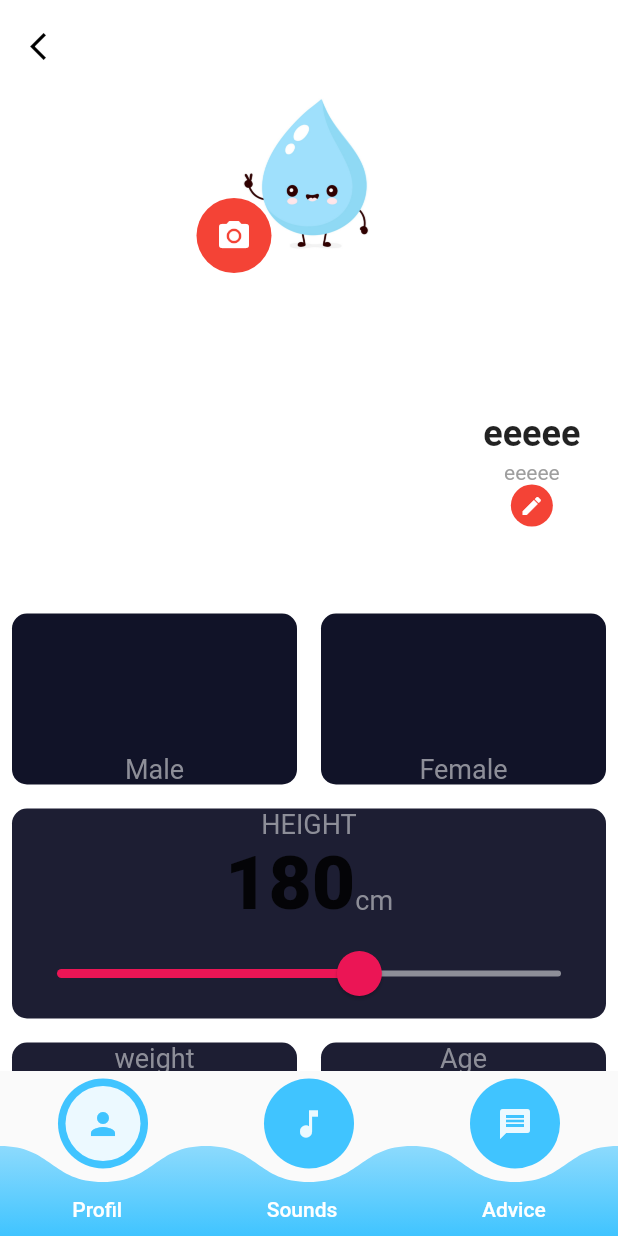
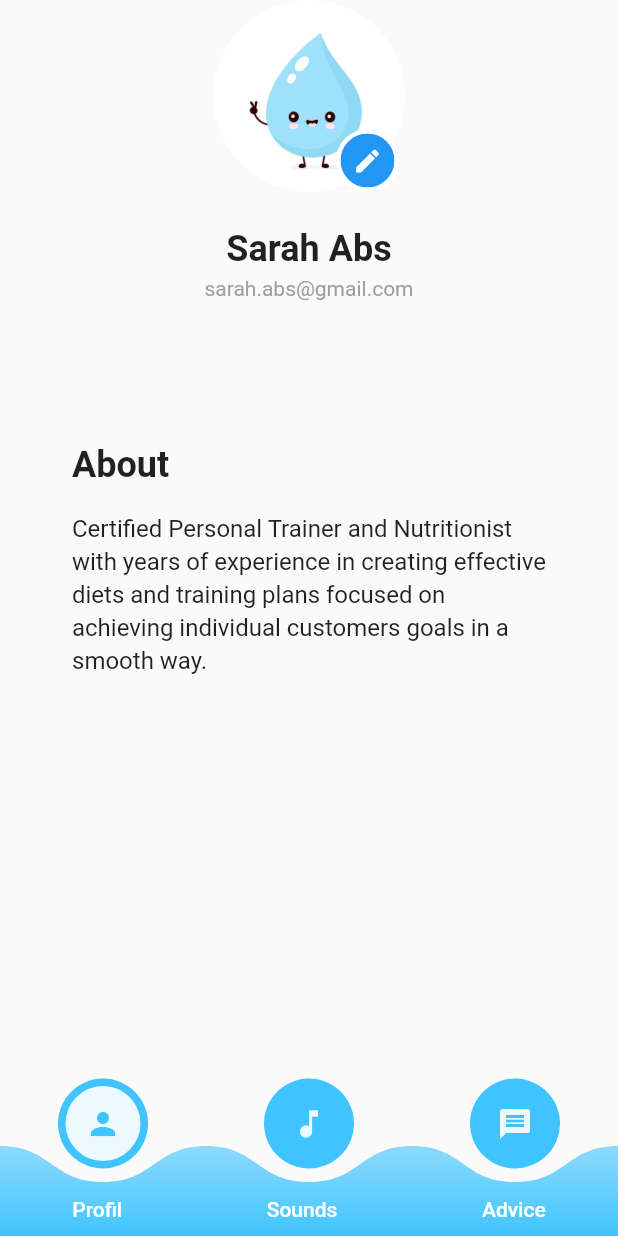
Before and after one commit to samiaChayeb/drink_water, a Flutter app: the screen it shows after launch, on a phone screen of 412 x 824 dp. Run offline on Flutter 3.47's test engine with Material 2 defaults, Android fonts, the phone set to English and light mode, and no system bars; our stand-ins replace font_awesome_flutter, splashscreen; missing offline and left inert: gender_picker.

Commit message:
modif architecture

```diff
--- a/lib/screens/ProfilScreen.dart
+++ /dev/null
@@ -1,459 +0,0 @@
-import 'package:gender_picker/source/enums.dart';
-import 'package:gender_picker/source/gender_picker.dart';
-import 'package:flutter/material.dart';
-import 'package:flutter/cupertino.dart';
-import '../utils/Reusable_card.dart';
-import '../utils/constants.dart';
-import 'package:font_awesome_flutter/font_awesome_flutter.dart';
-import '../utils/Icon_content.dart';
-
-class ProfilScreen extends StatefulWidget {
-
-  @override
-  MapScreenState createState() => MapScreenState();
-}
-
-class MapScreenState extends State<ProfilScreen>
-    with SingleTickerProviderStateMixin {
-  bool _status = true;
-  Gender? selectedGender = Gender.Male;
-  int height = 180;
-  int weight = 40;
-  int age = 15;
-
-  final FocusNode myFocusNode = FocusNode();
-
-  @override
-  void initState() {
-    // TODO: implement initState
-    super.initState();
-  }
-
-  @override
-  Widget build(BuildContext context) {
-    return new Scaffold(
-      body: new Container(
-        color: Colors.white,
-        child: new ListView(
-          children: <Widget>[
-        Column(
-        children: <Widget>[
-          new Container(
-          height: 250.0,
-          color: Colors.white,
-          child: new Column(
-            children: <Widget>[
-              Padding(
-                  padding: EdgeInsets.only(left: 20.0, top: 20.0),
-                  child: new Row(
-                    crossAxisAlignment: CrossAxisAlignment.start,
-                    children: <Widget>[
-                      new Icon(
-                        Icons.arrow_back_ios,
-                        color: Colors.black,
-                        size: 22.0,
-                      ),
-                    ],
-                  )),
-              new Container(
-                  child:
-                  new Stack(fit: StackFit.loose, children: <Widget>[
-                    new Row(
-                      crossAxisAlignment: CrossAxisAlignment.center,
-                      mainAxisAlignment: MainAxisAlignment.center,
-                      children: <Widget>[
-                        new Container(
-                            width: 140.0,
-                            height: 140.0,
-                            decoration: new BoxDecoration(
-                              shape: BoxShape.circle,
-                              image: new DecorationImage(
-                                image:
-                                new ExactAssetImage('assets/welcome.jpg'),
-                                fit: BoxFit.cover,
-                              ),
-                            )),
-                      ],
-                    ),
-                    Padding(
-                        padding: EdgeInsets.only(top: 90.0, right: 100.0),
-                        child: new Row(
-                          mainAxisAlignment: MainAxisAlignment.center,
-                          children: <Widget>[
-                            new CircleAvatar(
-                              backgroundColor: Colors.red,
-                              radius: 25.0,
-                              child: new Icon(
-                                Icons.camera_alt,
-                                color: Colors.white,
-                              ),
-                            )
-                          ],
-                        )),
-                  ])),
-            ],
-          ),
-        ),
-        new Container(
-          color: Color(0xffFFFFFF),
-          child: Padding(
-            padding: EdgeInsets.only(bottom: 25.0),
-            child: new Column(
-              crossAxisAlignment: CrossAxisAlignment.start,
-              mainAxisAlignment: MainAxisAlignment.start,
-              children: <Widget>[
-                Padding(
-                    padding: EdgeInsets.only(
-                        left: 25.0, right: 25.0, top: 25.0),
-                    child: new Row(
-                      mainAxisAlignment: MainAxisAlignment.spaceBetween,
-                      mainAxisSize: MainAxisSize.max,
-                      children: <Widget>[
-                        new Column(
-                          mainAxisAlignment: MainAxisAlignment.start,
-                          mainAxisSize: MainAxisSize.min,
-                          children: <Widget>[],
-                        ),
-                        new Column(
-                          mainAxisAlignment: MainAxisAlignment.end,
-                          mainAxisSize: MainAxisSize.min,
-                          children: <Widget>[
-                            Text(
-                              'eeeee',
-                              style: TextStyle(fontWeight: FontWeight.bold, fontSize: 24),
-                            ),
-                            const SizedBox(height: 4),
-                            Text(
-                              'eeeee',
-                              style: TextStyle(color: Colors.grey),
-                            ),
-                            _status ? _getEditIcon() : new Container(),
-                          ],
-                        )
-                      ],
-                    )),
-                Padding(
-                    padding: EdgeInsets.only(
-                        left: 25.0, right: 25.0, top: 25.0),
-                    child: new Row(
-                      mainAxisAlignment: MainAxisAlignment.spaceBetween,
-                      mainAxisSize: MainAxisSize.max,
-                      children: <Widget>[
-                        new Column(
-                          mainAxisAlignment: MainAxisAlignment.start,
-                          mainAxisSize: MainAxisSize.min,
-                          children: <Widget>[],
-                        ),
-                        new Column(
-                          mainAxisAlignment: MainAxisAlignment.end,
-                          mainAxisSize: MainAxisSize.min,
-                          children: <Widget>[],
-                        )
-                      ],
-                    )),
-                !_status ? _getActionButtons() : new Container(),
-              ],
-            ),
-          ),
-        )
-        ],
-      ),
-      Expanded(
-          child: Row(
-            children: <Widget>[
-              Expanded(
-                child: ReusableCard(
-                    onPressed: () {
-                      setState(() {
-                        selectedGender = Gender.Male;
-                      });
-                    },
-                    colour: selectedGender == Gender.Male
-                        ? kActiveCardColor
-                        : kInactiveCardColor,
-                    cardChild: IconContent(
-                      icon: FontAwesomeIcons.mars,
-                      label: "Male",
-                    )),
-              ),
-              Expanded(
-                child: ReusableCard(
-                    onPressed: () {
-                      setState(() {
-                        selectedGender = Gender.Female;
-                      });
-                    },
-                    colour: selectedGender == Gender.Female
-                        ? kActiveCardColor
-                        : kInactiveCardColor,
-                    cardChild: IconContent(
-                      icon: FontAwesomeIcons.venus,
-                      label: "Female",
-                    )),
-              ),
-            ],
-          )),
-      Expanded(
-          child: Row(children: <Widget>[
-            Expanded(
-                child: ReusableCard(
-                  colour: kActiveCardColor,
-                  cardChild: Column(
-                    mainAxisAlignment: MainAxisAlignment.center,
-                    children: <Widget>[
-                      Text(
-                        'HEIGHT',
-                        style: kLabelTextStyle,
-                      ),
-                      Row(
-                        mainAxisAlignment: MainAxisAlignment.center,
-                        crossAxisAlignment: CrossAxisAlignment.baseline,
-                        textBaseline: TextBaseline.alphabetic,
-                        children: <Widget>[
-                          Text(height.toString(), style: kNumberTextStyle),
-                          Text(
-                            'cm',
-                            style: kLabelTextStyle,
-                          ),
-                        ],
-                      ),
-                      SliderTheme(
-                        data: SliderTheme.of(context).copyWith(
-                          thumbShape:
-                          RoundSliderThumbShape(enabledThumbRadius: 15.0),
-                          overlayShape:
-                          RoundSliderOverlayShape(overlayRadius: 30.0),
-                          overlayColor: Color(0x29EB1555),
-                        ),
-                        child: Slider(
-                          value: height.toDouble(),
-                          min: 120.0,
-                          max: 220.0,
-                          activeColor: Color(0xffEB1555),
-                          inactiveColor: Color(0xff8D8E98),
-                          onChanged: (double newValue) {
-                            setState(() {
-                              height = newValue.round();
-                            });
-                          },
-                        ),
-                      )
-                    ],
-                  ),
-                )),
-          ])),
-      Expanded(
-          child: Row(children: <Widget>[
-            Expanded(
-                child: ReusableCard(
-                  colour: kActiveCardColor,
-                  cardChild: Column(
-                    mainAxisAlignment: MainAxisAlignment.center,
-                    children: <Widget>[
-                      Text(
-                        'weight',
-                        style: kLabelTextStyle,
-                      ),
-                      Text(
-                        weight.toString(),
-                        style: kNumberTextStyle,
-                      ),
-                      Row(
-                        mainAxisAlignment: MainAxisAlignment.center,
-                        children: <Widget>[
-                          RoundIconButton(
-                            icon: FontAwesomeIcons.plus,
-                            onPressed: () {
-                              setState(() {
-                                weight++;
-                              });
-                            },
-                          ),
-                          SizedBox(
-                            width: 10.0,
-                          ),
-                          RoundIconButton(
-                            icon: FontAwesomeIcons.minus,
-                            onPressed: () {
-                              setState(() {
-                                weight--;
-                              });
-                            },
-                          ),
-                        ],
-                      )
-                    ],
-                  ),
-                )),
-            Expanded(
-                child: ReusableCard(
-                  colour: kActiveCardColor,
-                  cardChild: Column(
-                    mainAxisAlignment: MainAxisAlignment.center,
-                    children: <Widget>[
-                      Text(
-                        'Age',
-                        style: kLabelTextStyle,
-                      ),
-                      Text(
-                        age.toString(),
-                        style: kNumberTextStyle,
-                      ),
-                      Row(
-                        mainAxisAlignment: MainAxisAlignment.center,
-                        children: <Widget>[
-                          RoundIconButton(
-                            icon: FontAwesomeIcons.plus,
-                            onPressed: () {
-                              setState(() {
-                                age++;
-                              });
-                            },
-                          ),
-                          SizedBox(
-                            width: 10.0,
-                          ),
-                          RoundIconButton(
-                            icon: FontAwesomeIcons.minus,
-                            onPressed: () {
-                              setState(() {
-                                age--;
-                              });
-                            },
-                          ),
-                        ],
-                      )
-                    ],
-                  ),
-                )),
-          ])),
-      ],
-    ),)
-    );
-  }
-
-  @override
-  void dispose() {
-    // Clean up the controller when the Widget is disposed
-    myFocusNode.dispose();
-    myFocusNode.dispose();
-    super.dispose();
-  }
-
-  Widget _getActionButtons() {
-    return Padding(
-      padding: EdgeInsets.only(left: 25.0, right: 25.0, top: 45.0),
-      child: new Row(
-        mainAxisSize: MainAxisSize.max,
-        mainAxisAlignment: MainAxisAlignment.start,
-        children: <Widget>[
-          Expanded(
-            child: Padding(
-              padding: EdgeInsets.only(right: 10.0),
-              child: Container(
-                  child: new RaisedButton(
-                    child: new Text("Save"),
-                    textColor: Colors.white,
-                    color: Colors.green,
-                    onPressed: () {
-                      setState(() {
-                        _status = true;
-                        FocusScope.of(context).requestFocus(new FocusNode());
-                      });
-                    },
-                    shape: new RoundedRectangleBorder(
-                        borderRadius: new BorderRadius.circular(20.0)),
-                  )),
-            ),
-            flex: 2,
-          ),
-          Expanded(
-            child: Padding(
-              padding: EdgeInsets.only(left: 10.0),
-              child: Container(
-                  child: new RaisedButton(
-                    child: new Text("Cancel"),
-                    textColor: Colors.white,
-                    color: Colors.red,
-                    onPressed: () {
-                      setState(() {
-                        _status = true;
-                        FocusScope.of(context).requestFocus(new FocusNode());
-                      });
-                    },
-                    shape: new RoundedRectangleBorder(
-                        borderRadius: new BorderRadius.circular(20.0)),
-                  )),
-            ),
-            flex: 2,
-          ),
-        ],
-      ),
-    );
-  }
-
-  Widget _getEditIcon() {
-    return new GestureDetector(
-      child: new CircleAvatar(
-        backgroundColor: Colors.red,
-        radius: 14.0,
-        child: new Icon(
-          Icons.edit,
-          color: Colors.white,
-          size: 16.0,
-        ),
-      ),
-      onTap: () {
-        setState(() {
-          _status = false;
-        });
-      },
-    );
-  }
-
-  Widget getWidget(bool showOtherGender, bool alignVertical) {
-    return GenderPickerWithImage(
-      showOtherGender: showOtherGender,
-      verticalAlignedText: alignVertical,
-      // to show what's selected on app opens, but by default it's Male
-      selectedGender: this.selectedGender,
-      selectedGenderTextStyle:
-      TextStyle(color: Color(0xFF8b32a8), fontWeight: FontWeight.bold),
-      unSelectedGenderTextStyle:
-      TextStyle(color: Colors.black, fontWeight: FontWeight.normal),
-      onChanged: (Gender? gender) {
-        this.selectedGender = gender;
-      },
-      //Alignment between icons
-      equallyAligned: true,
-      animationDuration: Duration(milliseconds: 300),
-      isCircular: true,
-      // default : true,
-      opacityOfGradient: 0.4,
-      padding: const EdgeInsets.all(3),
-      size: 50, //default : 40
-    );
-  }
-}
-
-class RoundIconButton extends StatelessWidget {
-  RoundIconButton({required this.icon, required this.onPressed});
-
-  final IconData icon;
-  VoidCallback onPressed;
-
-  @override
-  Widget build(BuildContext context) {
-    return RawMaterialButton(
-      child: Icon(icon),
-      onPressed: onPressed,
-      elevation: 6.0,
-      constraints: BoxConstraints.tightFor(
-        width: 50.0,
-        height: 50.0,
-      ),
-      shape: CircleBorder(),
-      fillColor: Color(0xff4c4f5E),
-    );
-  }
-}
--- a/lib/screens/home.dart
+++ b/lib/screens/home.dart
@@ -1,7 +1,7 @@
 import 'package:flutter/material.dart';
-import 'ProfilScreen.dart';
-import 'SoundScreen.dart';
-import 'AdviceScreen.dart';
+import 'profil_screen.dart';
+import 'calculator_screen.dart';
+import 'advice_screen.dart';
 import '../main.dart';
 import '../widgets/custom_bottom_navigation_bar.dart';
 
@@ -11,16 +11,16 @@ class Home extends StatelessWidget {
     return Scaffold(
       body: Container(
         decoration: BoxDecoration(
-          image: DecorationImage(
-            image: AssetImage("assets/background.png"),
-            fit: BoxFit.cover,
+            image: DecorationImage(
+          image: AssetImage("assets/background.png"),
+          fit: BoxFit.cover,
         )),
         child: PageView(
           physics: NeverScrollableScrollPhysics(),
           controller: pageController,
           children: <Widget>[
             ProfilScreen(),
-            SoundScreen(),
+            CalculatorScreen(),
             AdviceScreen(),
           ],
         ),
--- /dev/null
+++ b/lib/screens/profil_screen.dart
@@ -0,0 +1,67 @@
+import 'package:flutter/material.dart';
+import '../widgets/custom_user_profil.dart';
+import 'package:flutter/cupertino.dart';
+import '../model/user.dart';
+
+class ProfilScreen extends StatelessWidget {
+  static const user = User(
+    imagePath:
+        'https://images.unsplash.com/photo-1554151228-14d9def656e4?ixid=MnwxMjA3fDB8MHxwaG90by1wYWdlfHx8fGVufDB8fHx8&ixlib=rb-1.2.1&auto=format&fit=crop&w=333&q=80',
+    name: 'Sarah Abs',
+    email: 'sarah.abs@gmail.com',
+    about:
+        'Certified Personal Trainer and Nutritionist with years of experience in creating effective diets and training plans focused on achieving individual customers goals in a smooth way.',
+  );
+
+  @override
+  Widget build(BuildContext context) {
+    return Scaffold(
+      body: ListView(
+        physics: BouncingScrollPhysics(),
+        children: [
+          CustomUserProfil(
+            onClicked: () async {print('rr');},
+          ),
+          const SizedBox(height: 24),
+          buildName(user),
+          const SizedBox(height: 24),
+          const SizedBox(height: 24),
+          const SizedBox(height: 48),
+          buildAbout(user),
+        ],
+      ),
+    );
+  }
+
+  Widget buildName(User user) => Column(
+        children: [
+          Text(
+            user.name,
+            style: TextStyle(fontWeight: FontWeight.bold, fontSize: 24),
+          ),
+          const SizedBox(height: 4),
+          Text(
+            user.email,
+            style: TextStyle(color: Colors.grey),
+          )
+        ],
+      );
+
+  Widget buildAbout(User user) => Container(
+        padding: EdgeInsets.symmetric(horizontal: 48),
+        child: Column(
+          crossAxisAlignment: CrossAxisAlignment.start,
+          children: [
+            Text(
+              'About',
+              style: TextStyle(fontSize: 24, fontWeight: FontWeight.bold),
+            ),
+            const SizedBox(height: 16),
+            Text(
+              user.about,
+              style: TextStyle(fontSize: 16, height: 1.4),
+            ),
+          ],
+        ),
+      );
+}
--- a/lib/widgets/custom_user_profil.dart
+++ b/lib/widgets/custom_user_profil.dart
@@ -2,12 +2,10 @@ import 'dart:io';
 import 'package:flutter/material.dart';
 
 class CustomUserProfil extends StatelessWidget {
-  final String imagePath;
   final VoidCallback onClicked;
 
   const CustomUserProfil({
     key,
-    required this.imagePath,
     required this.onClicked,
   }) : super(key: key);
 
@@ -30,13 +28,11 @@ class CustomUserProfil extends StatelessWidget {
   }
 
   Widget buildImage() {
-    final image = NetworkImage(imagePath);
-
     return ClipOval(
       child: Material(
         color: Colors.transparent,
         child: Ink.image(
-          image: image,
+          image: AssetImage('assets/welcome.jpg'),
           fit: BoxFit.cover,
           width: 128,
           height: 128,
```
Also changed, not shown: lib/screens/SoundScreen.dart (deleted, +0 -16 lines), lib/screens/calculator_screen.dart (renamed from lib/screens/inputPage.dart, +3 -8 lines), lib/screens/advice_screen.dart (renamed from lib/screens/AdviceScreen.dart).
